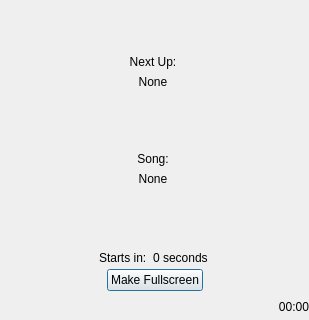
Qt form OpenKJ/dlgcdg.ui (OpenKJ/OpenKJ) before a commit; both pictures show x 0 to 309 and y 159 to 479 of the 309 by 479 pixel window.
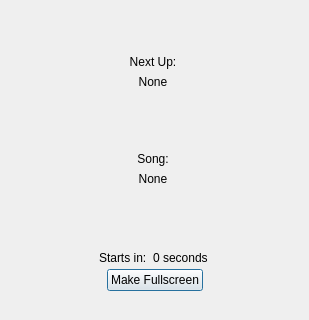
The same form after that commit. Custom widgets are drawn as their Qt base class.

Commit message: Working on new remain timer implementation

Patch:
```diff
--- a/OpenKJ/dlgcdg.ui
+++ b/OpenKJ/dlgcdg.ui
@@ -322,25 +322,6 @@
           </property>
          </spacer>
         </item>
-        <item>
-         <widget class="QLabel" name="lblRemain">
-          <property name="sizePolicy">
-           <sizepolicy hsizetype="Fixed" vsizetype="Preferred">
-            <horstretch>0</horstretch>
-            <verstretch>0</verstretch>
-           </sizepolicy>
-          </property>
-          <property name="autoFillBackground">
-           <bool>true</bool>
-          </property>
-          <property name="text">
-           <string>00:00</string>
-          </property>
-          <property name="alignment">
-           <set>Qt::AlignRight|Qt::AlignTop|Qt::AlignTrailing</set>
-          </property>
-         </widget>
-        </item>
        </layout>
       </widget>
      </item>
```
The commit also changes 8 other files.
